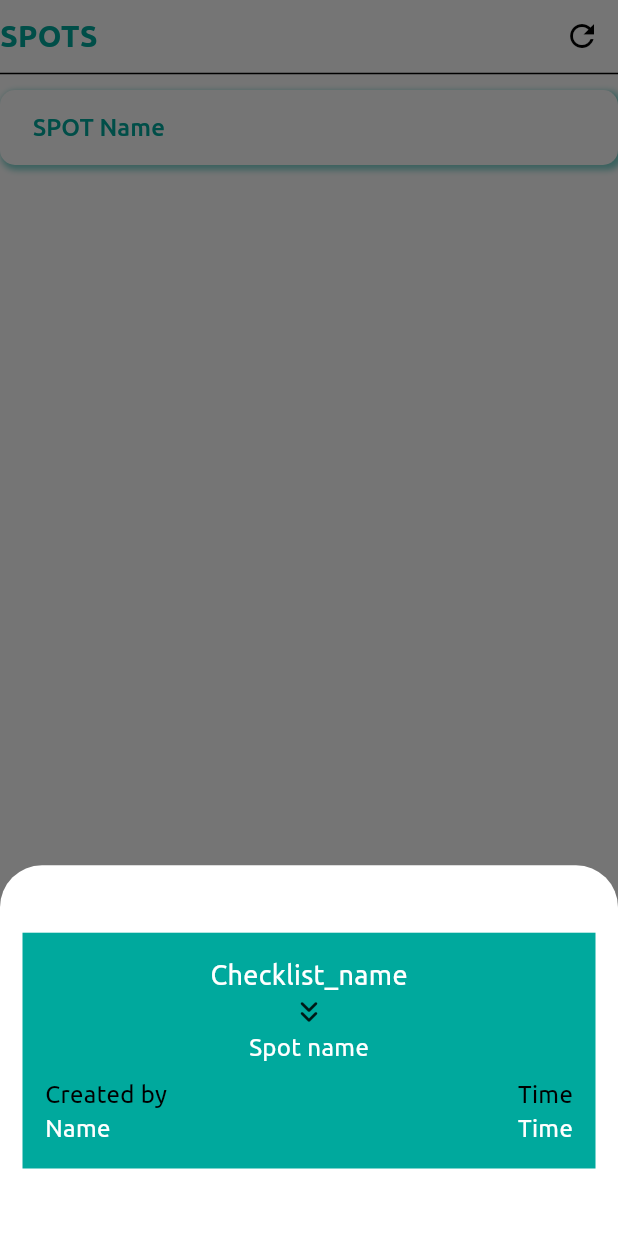
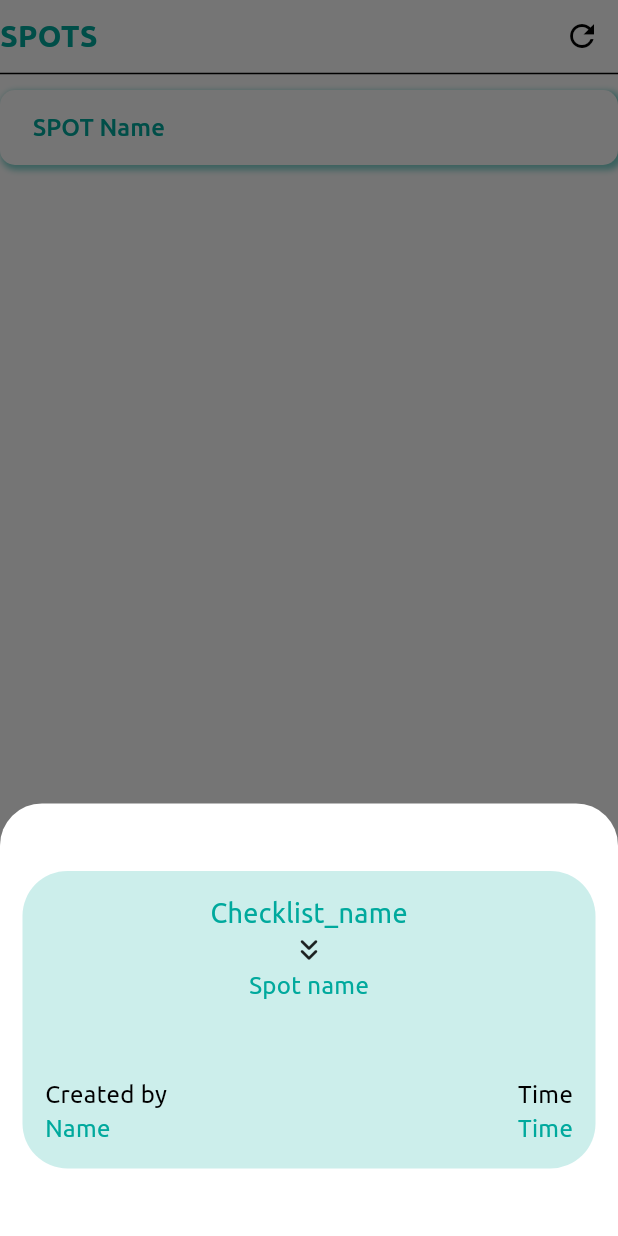
Before and after one commit to Ruban5400/reallist-app-ui, a Flutter app: the SpotList widget shown alone on an empty page, opened directly, after a tap on "SPOT Name", on a phone screen of 412 x 824 dp. Run offline on Flutter 3.47's test engine with Material 2 defaults, Android fonts, the phone set to English and light mode, and no system bars; our stand-ins replace curved_labeled_navigation_bar, percent_indicator, shared_preferences, smooth_page_indicator; accounts and stored records are empty.

Commit message:
dashboard spot

```diff
--- a/lib/Home/spot_details.dart
+++ b/lib/Home/spot_details.dart
@@ -9,17 +9,23 @@ class SpotDetails extends StatelessWidget {
       width: double.infinity,
       margin: EdgeInsets.symmetric(horizontal: 15, vertical: 45),
       padding: EdgeInsets.all(15),
-      color: Theme.of(context).colorScheme.primary,
+      decoration: new BoxDecoration(
+          color: Theme.of(context).colorScheme.primary.withOpacity(0.2),
+          borderRadius: new BorderRadius.all(
+            Radius.circular(30),
+          )),
       child: Column(
         children: [
           Text(
             'Checklist_name',
-            style: TextStyle(fontSize: 18, color: Colors.white),
+            style: TextStyle(
+                fontSize: 18, color: Theme.of(context).colorScheme.primary),
           ),
           Icon(Icons.keyboard_double_arrow_down_rounded),
           Text(
             'Spot name',
-            style: TextStyle(fontSize: 16, color: Colors.white),
+            style: TextStyle(
+                fontSize: 16, color: Theme.of(context).colorScheme.primary),
           ),
           Spacer(),
           Row(
@@ -39,12 +45,14 @@ class SpotDetails extends StatelessWidget {
             children: [
               Text(
                 'Name',
-                style: TextStyle(fontSize: 16, color: Colors.white),
+                style: TextStyle(
+                    fontSize: 16, color: Theme.of(context).colorScheme.primary),
               ),
               Spacer(),
               Text(
                 'Time',
-                style: TextStyle(fontSize: 16, color: Colors.white),
+                style: TextStyle(
+                    fontSize: 16, color: Theme.of(context).colorScheme.primary),
               ),
             ],
           ),
--- a/lib/Home/spots.dart
+++ b/lib/Home/spots.dart
@@ -61,7 +61,7 @@ class SpotList extends StatelessWidget {
                   isScrollControlled: true,
                   builder: (context) => Container(
                     // margin: EdgeInsets.all(20),
-                    height: MediaQuery.of(context).size.height * 0.3,
+                    height: MediaQuery.of(context).size.height * 0.35,
                     decoration: new BoxDecoration(
                         color: Colors.transparent,
                         borderRadius: new BorderRadius.all(
```
